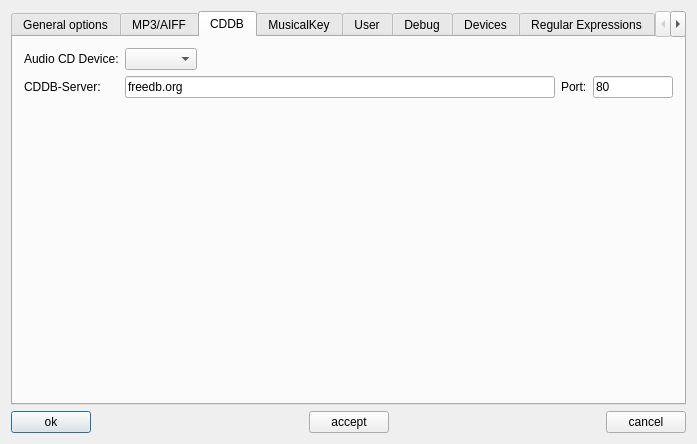
Above: trunk/src/properties/properties.ui from pfedick/winmusik before the change. Below: the same form after it.
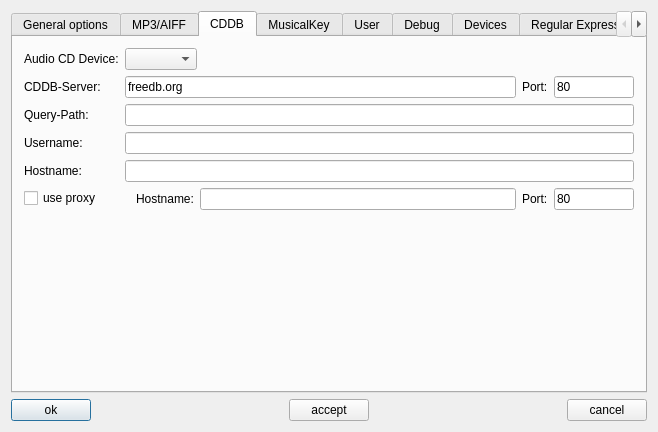
That is the form after the change. Icons and pictures are not drawn.

Commit message: Fehlende Parameter für CDDB in Config und Properties ergänzt, sowie bei der Initialisierung der CDDB-Klasse.

```diff
--- a/trunk/src/properties/properties.ui
+++ b/trunk/src/properties/properties.ui
@@ -9,8 +9,8 @@
    <rect>
     <x>0</x>
     <y>0</y>
-    <width>697</width>
-    <height>444</height>
+    <width>658</width>
+    <height>432</height>
    </rect>
   </property>
   <property name="minimumSize">
@@ -896,6 +896,95 @@
            </item>
           </layout>
          </item>
+         <item row="5" column="0">
+          <widget class="QCheckBox" name="cddbUseProxy">
+           <property name="text">
+            <string>use proxy</string>
+           </property>
+          </widget>
+         </item>
+         <item row="2" column="0">
+          <widget class="QLabel" name="label_69">
+           <property name="text">
+            <string>Query-Path:</string>
+           </property>
+          </widget>
+         </item>
+         <item row="2" column="1">
+          <widget class="QLineEdit" name="cddbQueryPath"/>
+         </item>
+         <item row="3" column="0">
+          <widget class="QLabel" name="label_70">
+           <property name="text">
+            <string>Username:</string>
+           </property>
+          </widget>
+         </item>
+         <item row="4" column="0">
+          <widget class="QLabel" name="label_71">
+           <property name="text">
+            <string>Hostname:</string>
+           </property>
+          </widget>
+         </item>
+         <item row="3" column="1">
+          <widget class="QLineEdit" name="cddbUserName"/>
+         </item>
+         <item row="4" column="1">
+          <widget class="QLineEdit" name="cddbHostName"/>
+         </item>
+         <item row="5" column="1">
+          <widget class="QWidget" name="cddbProxyLayout_2" native="true">
+           <layout class="QHBoxLayout" name="cddbProxyLayout">
+            <property name="topMargin">
+             <number>0</number>
+            </property>
+            <property name="rightMargin">
+             <number>0</number>
+            </property>
+            <property name="bottomMargin">
+             <number>0</number>
+            </property>
+            <item>
+             <widget class="QLabel" name="label_72">
+              <property name="text">
+               <string>Hostname:</string>
+              </property>
+             </widget>
+            </item>
+            <item>
+             <widget class="QLineEdit" name="cddbProxyServer">
+              <property name="text">
+               <string/>
+              </property>
+             </widget>
+            </item>
+            <item>
+             <widget class="QLabel" name="label_68">
+              <property name="text">
+               <string>Port:</string>
+              </property>
+             </widget>
+            </item>
+            <item>
+             <widget class="QLineEdit" name="cddbProxyPort">
+              <property name="maximumSize">
+               <size>
+                <width>80</width>
+                <height>16777215</height>
+               </size>
+              </property>
+              <property name="inputMask">
+               <string>00000; </string>
+              </property>
+              <property name="text">
+               <string>80</string>
+              </property>
+             </widget>
+            </item>
+           </layout>
+          </widget>
+         </item>
         </layout>
        </item>
       </layout>
```
The commit also changes 10 other files.
